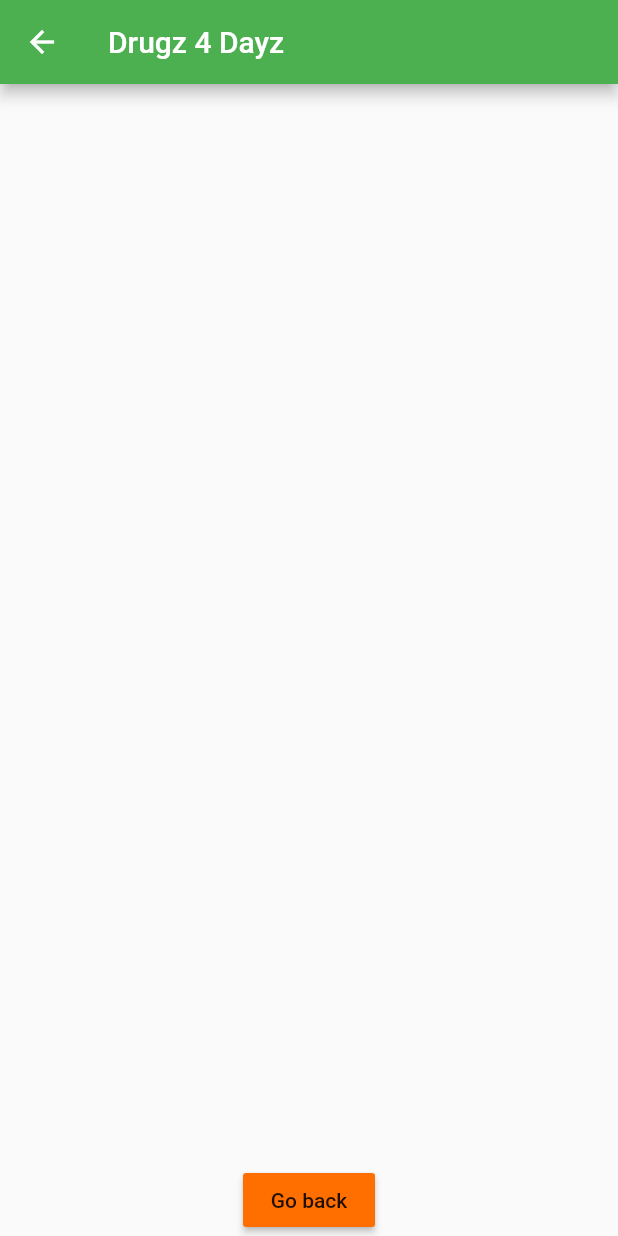
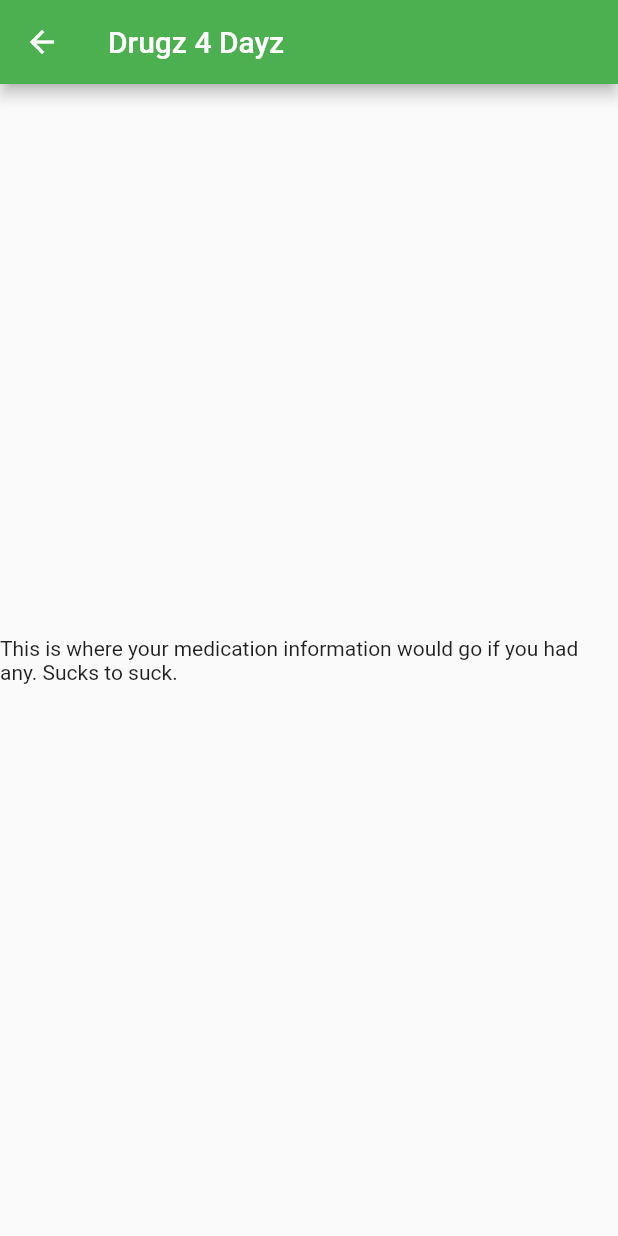
Before and after one commit to BaoGeist/Drugz, a Flutter app: the InfoPage screen opened directly, on a phone screen of 412 x 824 dp. Run offline on Flutter 3.47's test engine with Material 2 defaults, Android fonts, the phone set to English and light mode, and no system bars; our stand-ins replace camera, gallery_saver, image_picker.

```diff
--- a/mobileApp/flutter_app/lib/info_display.dart
+++ b/mobileApp/flutter_app/lib/info_display.dart
@@ -29,6 +29,7 @@ class _InfoPageState extends State<InfoPage> {
 
   File? file;
   ImagePicker image = ImagePicker();
+  String medText = 'This is where your medication information would go if you had any. Sucks to suck.';
 
 
   @override
@@ -77,18 +78,7 @@ class _InfoPageState extends State<InfoPage> {
           // horizontal).
             mainAxisAlignment: MainAxisAlignment.center,
             children: <Widget>[
-        Expanded(
-        child: Align(
-            alignment: Alignment.bottomCenter,
-            child: MaterialButton(
-                onPressed: () {
-                  Navigator.pop(context);
-                },
-                color: Colors.amber[900],
-                child: const Text("Go back"),
-              ),
-        ),
-        ),
+              Text(medText),
             ]),
       ), // This trailing comma makes auto-formatting nicer for build methods.
     );
```
Also changed, not shown: 3 other files.
